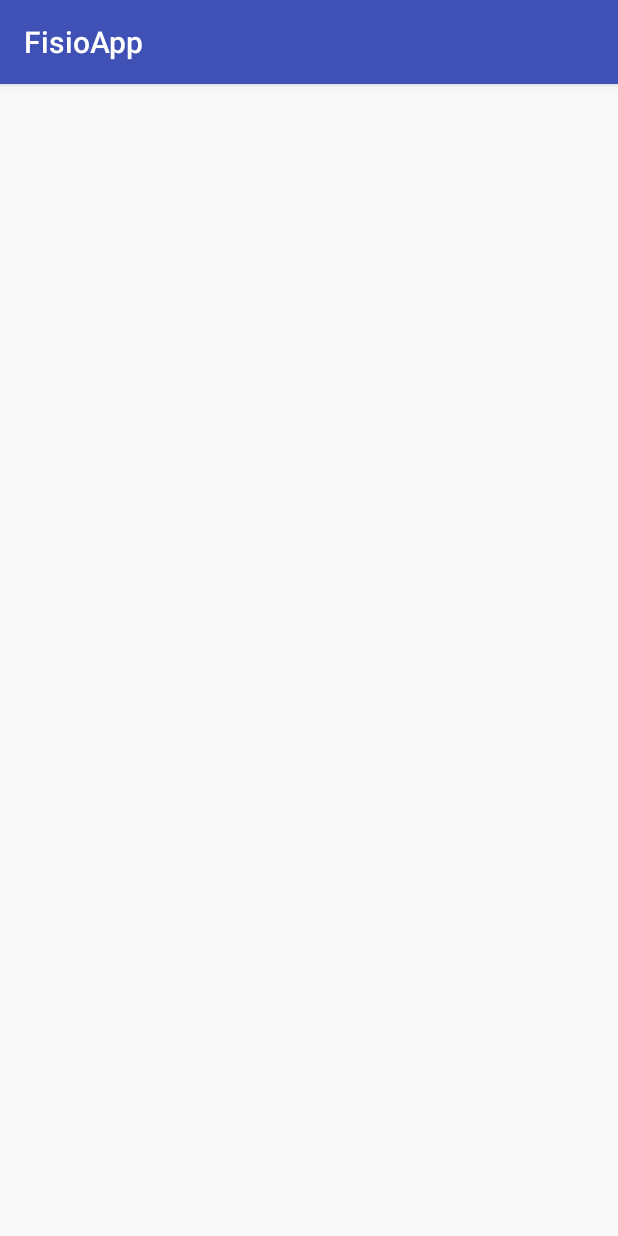
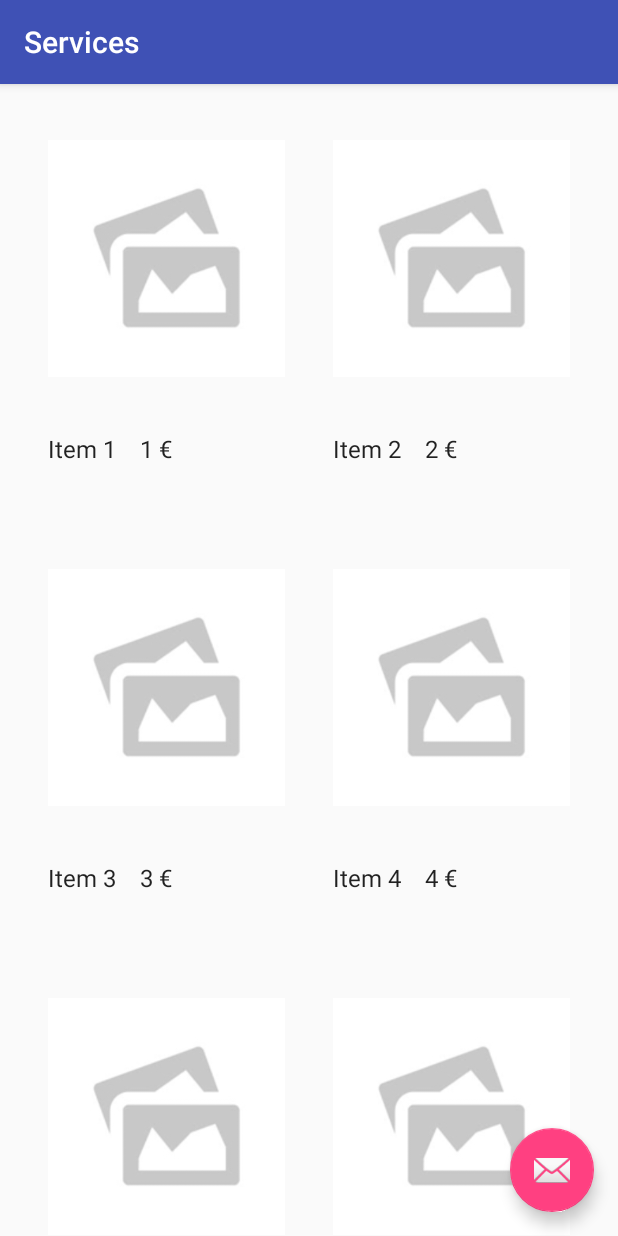
Before and after one commit to gemambu/fisioAppAndroid, an Android app: the screen it shows after launch (AppointmentsActivity before the commit, ServiceListActivity after it), on a phone screen of 412 x 824 dp. Run offline under Robolectric (Android 15) with nearby library versions, the phone set to English and light mode, and no system bars; 1 statement that could not run was skipped.

Commit message:
Added Catalog model, also master-detail view for catalog (products and services, it is generic)

```diff
--- a/app/build.gradle
+++ b/app/build.gradle
@@ -27,6 +27,9 @@ android {
 }
 
 dependencies {
+    implementation 'com.android.support:support-v4:26.1.0'
+    implementation 'com.android.support:recyclerview-v7:26.1.0'
+    implementation 'com.android.support:design:26.1.0'
     compile project(':domain')
 
     compile fileTree(include: ['*.jar'], dir: 'libs')
--- /dev/null
+++ b/app/src/main/java/com/projectx/fisioapp/app/activity/ServiceListActivity.kt
@@ -0,0 +1,122 @@
+package com.projectx.fisioapp.app.activity
+
+import android.content.Intent
+import android.os.Bundle
+import android.support.v7.app.AppCompatActivity
+import android.support.v7.widget.RecyclerView
+import android.support.design.widget.Snackbar
+import android.support.v7.widget.GridLayoutManager
+import android.view.LayoutInflater
+import android.view.View
+import android.view.ViewGroup
+import android.widget.TextView
+import com.projectx.fisioapp.R
+
+import com.projectx.fisioapp.app.activity.dummy.DummyContent
+import com.projectx.fisioapp.app.fragment.ServiceDetailFragment
+import kotlinx.android.synthetic.main.activity_service_list.*
+import kotlinx.android.synthetic.main.service_list_content.view.*
+
+import kotlinx.android.synthetic.main.service_list.*
+
+/**
+ * An activity representing a list of Pings. This activity
+ * has different presentations for handset and tablet-size devices. On
+ * handsets, the activity presents a list of items, which when touched,
+ * lead to a [ServiceDetailActivity] representing
+ * item details. On tablets, the activity presents the list of items and
+ * item details side-by-side using two vertical panes.
+ */
+class ServiceListActivity : AppCompatActivity() {
+
+    /**
+     * Whether or not the activity is in two-pane mode, i.e. running on a tablet
+     * device.
+     */
+    private var mTwoPane: Boolean = false
+
+    override fun onCreate(savedInstanceState: Bundle?) {
+        super.onCreate(savedInstanceState)
+        setContentView(R.layout.activity_service_list)
+
+        setSupportActionBar(toolbar)
+        toolbar.title = title
+
+        fab.setOnClickListener { view ->
+            Snackbar.make(view, "Replace with your own action", Snackbar.LENGTH_LONG)
+                    .setAction("Action", null).show()
+        }
+
+        if (service_detail_container != null) {
+            // The detail container view will be present only in the
+            // large-screen layouts (res/values-w900dp).
+            // If this view is present, then the
+            // activity should be in two-pane mode.
+            mTwoPane = true
+        }
+
+        setupRecyclerView(service_list)
+    }
+
+    private fun setupRecyclerView(recyclerView: RecyclerView) {
+        recyclerView.adapter = SimpleItemRecyclerViewAdapter(this, DummyContent.ITEMS, mTwoPane)
+        // set two columns with the elements
+        recyclerView.layoutManager = GridLayoutManager(this, 2)
+
+    }
+
+    class SimpleItemRecyclerViewAdapter(private val mParentActivity: ServiceListActivity,
+                                        private val mValues: List<DummyContent.DummyItem>,
+                                        private val mTwoPane: Boolean) :
+            RecyclerView.Adapter<SimpleItemRecyclerViewAdapter.ViewHolder>() {
+
+        private val mOnClickListener: View.OnClickListener
+
+        init {
+            mOnClickListener = View.OnClickListener { v ->
+                val item = v.tag as DummyContent.DummyItem
+                if (mTwoPane) {
+                    val fragment = ServiceDetailFragment().apply {
+                        arguments = Bundle()
+                        arguments.putString(ServiceDetailFragment.ARG_ITEM_ID, item.id)
+                    }
+                    mParentActivity.supportFragmentManager
+                            .beginTransaction()
+                            .replace(R.id.service_detail_container, fragment)
+                            .commit()
+                } else {
+                    val intent = Intent(v.context, ServiceDetailActivity::class.java).apply {
+                        putExtra(ServiceDetailFragment.ARG_ITEM_ID, item.id)
+                    }
+                    v.context.startActivity(intent)
+                }
+            }
+        }
+
+        override fun onCreateViewHolder(parent: ViewGroup, viewType: Int): ViewHolder {
+            val view = LayoutInflater.from(parent.context)
+                    .inflate(R.layout.service_list_content, parent, false)
+            return ViewHolder(view)
+        }
+
+        override fun onBindViewHolder(holder: ViewHolder, position: Int) {
+            val item = mValues[position]
+            holder.mIdView.text = item.id
+            holder.mContentView.text = item.content
+
+            with(holder.itemView) {
+                tag = item
+                setOnClickListener(mOnClickListener)
+            }
+        }
+
+        override fun getItemCount(): Int {
+            return mValues.size
+        }
+
+        inner class ViewHolder(mView: View) : RecyclerView.ViewHolder(mView) {
+            val mIdView: TextView = mView.catalog_list_element_name
+            val mContentView: TextView = mView.catalog_list_element_price
+        }
+    }
+}
--- /dev/null
+++ b/app/src/main/java/com/projectx/fisioapp/app/activity/dummy/DummyContent.kt
@@ -0,0 +1,57 @@
+package com.projectx.fisioapp.app.activity.dummy
+
+import java.util.ArrayList
+import java.util.HashMap
+
+/**
+ * Helper class for providing sample content for user interfaces created by
+ * Android template wizards.
+ *
+ * TODO: Replace all uses of this class before publishing your app.
+ */
+object DummyContent {
+
+    /**
+     * An array of sample (dummy) items.
+     */
+    val ITEMS: MutableList<DummyItem> = ArrayList()
+
+    /**
+     * A map of sample (dummy) items, by ID.
+     */
+    val ITEM_MAP: MutableMap<String, DummyItem> = HashMap()
+
+    private val COUNT = 25
+
+    init {
+        // Add some sample items.
+        for (i in 1..COUNT) {
+            addItem(createDummyItem(i))
+        }
+    }
+
+    private fun addItem(item: DummyItem) {
+        ITEMS.add(item)
+        ITEM_MAP.put(item.id, item)
+    }
+
+    private fun createDummyItem(position: Int): DummyItem {
+        return DummyItem("Item " + position.toString(), position.toString() + " €", makeDetails(position))
+    }
+
+    private fun makeDetails(position: Int): String {
+        val builder = StringBuilder()
+        builder.append("Details about Item: ").append(position)
+        for (i in 0..position - 1) {
+            builder.append("\nMore details information here.")
+        }
+        return builder.toString()
+    }
+
+    /**
+     * A dummy item representing a piece of content.
+     */
+    data class DummyItem(val id: String, val content: String, val details: String) {
+        override fun toString(): String = content
+    }
+}
--- /dev/null
+++ b/app/src/main/res/layout-w900dp/service_list.xml
@@ -0,0 +1,38 @@
+<LinearLayout xmlns:android="http://schemas.android.com/apk/res/android"
+    xmlns:app="http://schemas.android.com/apk/res-auto"
+    xmlns:tools="http://schemas.android.com/tools"
+    android:layout_width="match_parent"
+    android:layout_height="match_parent"
+    android:layout_marginLeft="16dp"
+    android:layout_marginRight="16dp"
+    android:baselineAligned="false"
+    android:divider="?android:attr/dividerHorizontal"
+    android:orientation="horizontal"
+    android:showDividers="middle"
+    tools:context="com.projectx.fisioapp.app.activity.ServiceListActivity">
+
+    <!--
+    This layout is a two-pane layout for the Services
+    master/detail flow.
+
+    -->
+
+    <android.support.v7.widget.RecyclerView xmlns:android="http://schemas.android.com/apk/res/android"
+        xmlns:tools="http://schemas.android.com/tools"
+        android:id="@+id/service_list"
+        android:name="com.projectx.fisioapp.app.activity.ServiceListFragment"
+        android:layout_width="@dimen/item_width"
+        android:layout_height="match_parent"
+        android:layout_marginLeft="16dp"
+        android:layout_marginRight="16dp"
+        app:layoutManager="GridLayoutManager"
+        tools:context="com.projectx.fisioapp.app.activity.ServiceListActivity"
+        tools:listitem="@layout/service_list_content" />
+
+    <FrameLayout
+        android:id="@+id/service_detail_container"
+        android:layout_width="0dp"
+        android:layout_height="match_parent"
+        android:layout_weight="3" />
+
+</LinearLayout>
--- /dev/null
+++ b/app/src/main/res/layout/activity_service_list.xml
@@ -0,0 +1,42 @@
+<?xml version="1.0" encoding="utf-8"?>
+<android.support.design.widget.CoordinatorLayout xmlns:android="http://schemas.android.com/apk/res/android"
+    xmlns:app="http://schemas.android.com/apk/res-auto"
+    xmlns:tools="http://schemas.android.com/tools"
+    android:layout_width="match_parent"
+    android:layout_height="match_parent"
+    android:fitsSystemWindows="true"
+    tools:context="com.projectx.fisioapp.app.activity.ServiceListActivity">
+
+    <android.support.design.widget.AppBarLayout
+        android:id="@+id/app_bar"
+        android:layout_width="match_parent"
+        android:layout_height="wrap_content"
+        android:theme="@style/AppTheme.AppBarOverlay">
+
+        <android.support.v7.widget.Toolbar
+            android:id="@+id/toolbar"
+            android:layout_width="match_parent"
+            android:layout_height="?attr/actionBarSize"
+            app:popupTheme="@style/AppTheme.PopupOverlay" />
+
+    </android.support.design.widget.AppBarLayout>
+
+    <FrameLayout
+        android:id="@+id/frameLayout"
+        android:layout_width="match_parent"
+        android:layout_height="match_parent"
+        app:layout_behavior="@string/appbar_scrolling_view_behavior">
+
+        <include layout="@layout/service_list" />
+    </FrameLayout>
+
+    <android.support.design.widget.FloatingActionButton
+        android:id="@+id/fab"
+        android:layout_width="wrap_content"
+        android:layout_height="wrap_content"
+        android:layout_gravity="bottom|end"
+        android:layout_margin="@dimen/fab_margin"
+        app:srcCompat="@android:drawable/ic_dialog_email" />
+
+
+</android.support.design.widget.CoordinatorLayout>
--- /dev/null
+++ b/app/src/main/res/layout/service_list.xml
@@ -0,0 +1,13 @@
+<?xml version="1.0" encoding="utf-8"?>
+<android.support.v7.widget.RecyclerView xmlns:android="http://schemas.android.com/apk/res/android"
+    xmlns:app="http://schemas.android.com/apk/res-auto"
+    xmlns:tools="http://schemas.android.com/tools"
+    android:id="@+id/service_list"
+    android:name="com.projectx.fisioapp.app.activity.ServiceListFragment"
+    android:layout_width="match_parent"
+    android:layout_height="match_parent"
+    android:layout_marginLeft="16dp"
+    android:layout_marginRight="16dp"
+    app:layoutManager="GridLayoutManager"
+    tools:context="com.projectx.fisioapp.app.activity.ServiceListActivity"
+    tools:listitem="@layout/service_list_content" />
--- /dev/null
+++ b/app/src/main/res/layout/service_list_content.xml
@@ -0,0 +1,41 @@
+<?xml version="1.0" encoding="utf-8"?>
+<LinearLayout
+    xmlns:tools="http://schemas.android.com/tools"
+    xmlns:android="http://schemas.android.com/apk/res/android"
+    android:layout_width="match_parent"
+    android:layout_height="wrap_content"
+    android:orientation="vertical">
+
+    <ImageView
+        android:id="@+id/catalog_list_element_image"
+        android:layout_width="match_parent"
+        android:layout_height="match_parent"
+        android:layout_margin="@dimen/text_margin"
+        android:src="@drawable/no_image"
+        android:contentDescription="@string/catalog_list_element_image_content"
+        />
+
+    <LinearLayout
+        android:layout_width="match_parent"
+        android:layout_height="match_parent"
+        android:orientation="horizontal">
+        <TextView
+            android:id="@+id/catalog_list_element_name"
+            android:layout_width="wrap_content"
+            android:layout_height="wrap_content"
+            android:layout_margin="@dimen/text_margin"
+            android:textAlignment="center"
+            android:textAppearance="?attr/textAppearanceListItem"
+            android:layout_gravity="start"
+            tools:text="My name"/>
+        <TextView
+            android:id="@+id/catalog_list_element_price"
+            android:layout_width="wrap_content"
+            android:layout_height="wrap_content"
+            android:textAlignment="center"
+            android:textAppearance="?attr/textAppearanceListItem"
+            android:layout_gravity="end"
+            tools:text="50 €"/>
+    </LinearLayout>
+
+</LinearLayout>
--- a/app/src/main/res/values/dimens.xml
+++ b/app/src/main/res/values/dimens.xml
@@ -2,4 +2,8 @@
 
 <resources>
     <dimen name="activity_margin_default">8dp</dimen>
+    <dimen name="fab_margin">16dp</dimen>
+    <dimen name="app_bar_height">200dp</dimen>
+    <dimen name="item_width">200dp</dimen>
+    <dimen name="text_margin">16dp</dimen>
 </resources>
--- a/app/src/main/res/values/strings.xml
+++ b/app/src/main/res/values/strings.xml
@@ -4,4 +4,7 @@
     <string name="app_name">FisioApp</string>
     <string name="authenticate">Authenticate</string>
     <string name="blank_activity">Blank Activity</string>
+    <string name="title_service_list">Services</string>
+    <string name="title_service_detail">Service Detail</string>
+    <string name="catalog_list_element_image_content">catalog image</string>
 </resources>
--- a/app/src/main/res/values/styles.xml
+++ b/app/src/main/res/values/styles.xml
@@ -8,4 +8,13 @@
         <item name="colorAccent">@color/colorAccent</item>
     </style>
 
+    <style name="AppTheme.NoActionBar">
+        <item name="windowActionBar">false</item>
+        <item name="windowNoTitle">true</item>
+    </style>
+
+    <style name="AppTheme.AppBarOverlay" parent="ThemeOverlay.AppCompat.Dark.ActionBar" />
+
+    <style name="AppTheme.PopupOverlay" parent="ThemeOverlay.AppCompat.Light" />
+
 </resources>
```
Also changed, not shown: app/src/main/AndroidManifest.xml (+17 -7 lines), app/src/main/java/com/projectx/fisioapp/app/activity/ServiceDetailActivity.kt (added, +70 -0 lines), app/src/main/java/com/projectx/fisioapp/app/fragment/ServiceDetailFragment.kt (added, +59 -0 lines), app/src/main/res/layout/activity_service_detail.xml (added, +53 -0 lines), app/src/main/res/layout/service_detail.xml (added, +9 -0 lines), domain/src/main/java/com/projectx/fisioapp/domain/model/AggregateInterface.kt (added, +19 -0 lines), domain/src/main/java/com/projectx/fisioapp/domain/model/Catalog.kt (added, +42 -0 lines), domain/src/main/java/com/projectx/fisioapp/domain/model/util/Mapper.kt (added, +44 -0 lines), repository/src/main/java/com/projectx/fisioapp/repository/model/CatalogData.kt (added, +18 -0 lines), app/src/main/res/drawable/no_image.jpg (added).
